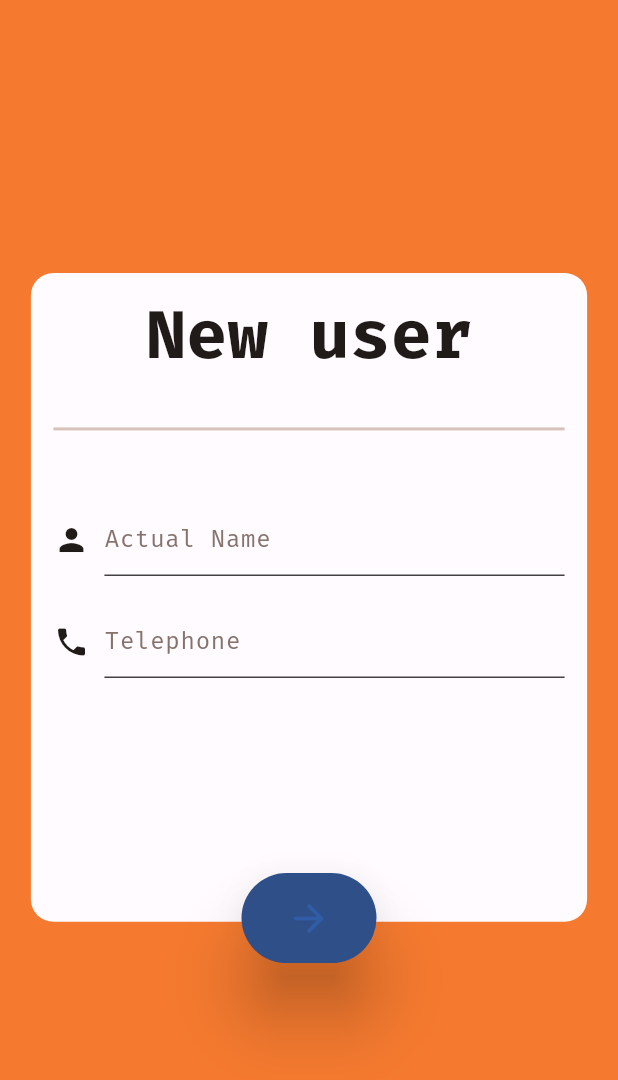
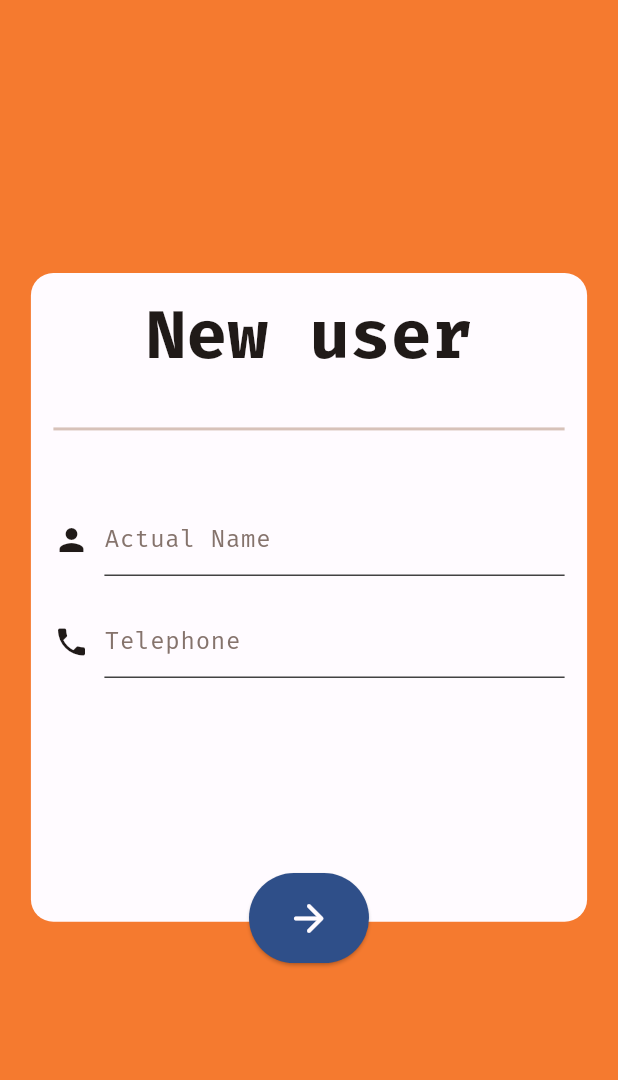
Before and after one commit to Joy-sameza/donjul_mariage, a Flutter app: the AddUser screen opened by its route, on a phone screen of 412 x 824 dp. Shown: the top 1080 px of the screen. Run offline on Flutter 3.47's test engine with Material 3 defaults, Android fonts, the phone set to English and light mode, and no system bars; our stand-ins replace flutter_spinkit, shared_preferences, shimmer; missing offline and left inert: qr_code_scanner; accounts and stored records are empty.

Commit message:
Fixed fetch errors, implemented `edit user` and more...

```diff
--- a/lib/functional_classes/user.dart
+++ b/lib/functional_classes/user.dart
@@ -15,7 +15,7 @@ class User {
       username: json['name'],
       telephone: json['telephone'],
       actualName: json['actual_name'],
-      passwordModified: json['password_modified'] == 1 ? true : false,
+      passwordModified: json['password_modified'] == 1,
     );
   }
 }
--- a/lib/main.dart
+++ b/lib/main.dart
@@ -31,6 +31,8 @@ class MarriageApp extends StatelessWidget {
       DeviceOrientation.portraitDown,
     ]);
 
+    // TODO: Update the userList function of the API on Hostinger so as to also collect the `id` of each user returned
+
     return MaterialApp(
       debugShowCheckedModeBanner: false,
       title: 'Marriage App',
--- a/lib/pages/admin_only/add_user.dart
+++ b/lib/pages/admin_only/add_user.dart
@@ -1,8 +1,11 @@
 import 'package:flutter/foundation.dart';
 import 'package:flutter/material.dart';
 import 'package:marriage_app/functional_classes/post_data.dart';
+import 'package:marriage_app/functional_classes/user.dart';
+import 'package:marriage_app/functions/build_small_button.dart';
 import 'package:marriage_app/functions/snack_bar_method.dart';
 import 'package:marriage_app/config/config.dart';
+import 'package:marriage_app/pages/login.dart';
 import 'package:shared_preferences/shared_preferences.dart';
 
 class AddUser extends StatefulWidget {
@@ -15,6 +18,11 @@ class AddUser extends StatefulWidget {
 class _AddUserState extends State<AddUser> {
   final _formKey = GlobalKey<FormState>();
   late int adminId;
+  late String relativePath;
+  User? user;
+  String? submitAction;
+  ButtonState state = ButtonState.init;
+  bool _isAnimating = true;
 
   String username = '',
       password = '',
@@ -34,11 +42,31 @@ class _AddUserState extends State<AddUser> {
     final Size screenSize = MediaQuery.of(context).size;
     final double snackBarWidth = screenSize.width * 0.75;
     final double formHeight = screenSize.height * 0.525;
-    var appColorScheme = Theme.of(context).colorScheme;
+    final ColorScheme appColorScheme = Theme.of(context).colorScheme;
+
+    bool isLoading = _isAnimating || state == ButtonState.init;
+    bool isDone = state == ButtonState.done;
 
     final routingData = ModalRoute.of(context)!.settings.arguments as Map?;
     if (routingData != null && routingData.containsKey('adminId')) {
       adminId = routingData['adminId'] as int;
+    }
+
+    if (routingData != null &&
+        routingData.containsKey('user') &&
+        routingData.containsKey('submitAction')) {
+      user = routingData['user'] as User;
+      submitAction = routingData['submitAction'] as String;
+    }
+
+    String getActionText() {
+      if (submitAction == 'update') {
+        relativePath = 'update';
+        return 'Edit user';
+      } else {
+        relativePath = 'register';
+        return 'New user';
+      }
     }
 
     return Scaffold(
@@ -62,7 +90,7 @@ class _AddUserState extends State<AddUser> {
                   children: [
                     Center(
                       child: Text(
-                        'New user',
+                        getActionText(),
                         style: TextStyle(
                           fontSize: Theme.of(context)
                               .textTheme
@@ -87,6 +115,7 @@ class _AddUserState extends State<AddUser> {
                       Expanded(
                         child: TextFormField(
                           autovalidateMode: AutovalidateMode.onUserInteraction,
+                          initialValue: user?.actualName,
                           validator: (value) {
                             if (value == null || value.isEmpty) {
                               return 'Please enter the user\'s name in order to register';
@@ -134,6 +163,7 @@ class _AddUserState extends State<AddUser> {
                           child: TextFormField(
                             autovalidateMode:
                                 AutovalidateMode.onUserInteraction,
+                            initialValue: user?.telephone,
                             validator: (value) {
                               if (value == null || value.isEmpty) {
                                 return 'Please enter your telephone number in order to Configuration';
@@ -188,29 +218,66 @@ class _AddUserState extends State<AddUser> {
             alignment: Alignment.bottomCenter,
             height: formHeight + 27.5,
             width: screenSize.width * 0.9,
-            child: ElevatedButton(
-                onPressed: () async {
+            child: AnimatedContainer(
+              duration: const Duration(seconds: 1),
+              curve: Curves.easeIn,
+              alignment: Alignment.bottomCenter,
+              height: formHeight * 1.01,
+              width: state != ButtonState.init
+                  ? screenSize.width * 0.09
+                  : screenSize.width * 0.9,
+              onEnd: () => setState(() => _isAnimating = !_isAnimating),
+              child: isLoading
+                  ? _buildElevatedButton(context, snackBarWidth, appColorScheme)
+                  : buildSmallButton(isDone),
+            ),
+          ),
+        ]),
+      ),
+    );
+  }
+
+  ElevatedButton _buildElevatedButton(
+      BuildContext context, double snackBarWidth, ColorScheme appColorScheme) {
+    return ElevatedButton(
+      onPressed: () => _submitForm(context, snackBarWidth),
+      style: ElevatedButton.styleFrom(
+        backgroundColor: Configuration.mainBlue,
+        shape: const StadiumBorder(),
+        textStyle: const TextStyle(fontSize: 18),
+        minimumSize: const Size(80, 60),
+      ),
+      child: Icon(
+        Icons.arrow_forward_rounded,
+        size: 30,
+        color: appColorScheme.background,
+      ),
+    );
+  }
+
+  // TODO: handle the update of the user
+
+  void _submitForm(BuildContext context, double snackBarWidth) async {
     if (!_formKey.currentState!.validate()) {
       return;
     }
+
     // Unfocused keyboard
     FocusScope.of(context).unfocus();
     _formKey.currentState!.save();
     SharedPreferences prefs = await SharedPreferences.getInstance();
     adminId = prefs.getInt('admin_id') ?? 0;
     PostData send = await PostData.submitData(
-                      relativePath: 'register',
+        relativePath: relativePath,
         actualName: actualName,
         telephone: telephone,
         adminReference: adminId);
     Map<String, dynamic> response = send.data;
-                  if (await response['error'] != null ||
-                      await response['status'] != 201) {
+    if (await response['error'] != null || await response['status'] != 201) {
       // ignore: use_build_context_synchronously
       await snackBarMethod(
         context: context,
-                      response:
-                          await response['message'] ?? await response['error'],
+        response: await response['message'] ?? await response['error'],
         duration: 8,
         width: snackBarWidth,
       );
@@ -221,25 +288,5 @@ class _AddUserState extends State<AddUser> {
     }
     // ignore: use_build_context_synchronously
     Navigator.pushReplacementNamed(context, '/admin/user_list');
-                },
-                style: ButtonStyle(
-                  elevation: MaterialStateProperty.all(20),
-                  padding: MaterialStateProperty.all(
-                      const EdgeInsets.symmetric(vertical: 15, horizontal: 30)),
-                  backgroundColor:
-                      MaterialStateProperty.all(Configuration.mainBlue),
-                  foregroundColor: MaterialStateProperty.all(
-                    Colors.white,
-                  ),
-                  shape: const MaterialStatePropertyAll(
-                    RoundedRectangleBorder(
-                        borderRadius: BorderRadius.all(Radius.circular(100))),
-                  ),
-                ),
-                child: Icon(Icons.arrow_forward_rounded, size: 30, color: appColorScheme.secondary)),
-          ),
-        ]),
-      ),
-    );
   }
 }
--- a/lib/pages/admin_only/admin_user_list.dart
+++ b/lib/pages/admin_only/admin_user_list.dart
@@ -143,8 +143,8 @@ class _UserListState extends State<UserList> {
     SharedPreferences prefs = await SharedPreferences.getInstance();
     int? adminId = prefs.getInt('admin_id');
     GetData getData = GetData();
-    await getData.loadUsers(adminId: adminId);
-    Future.delayed(const Duration(milliseconds: 1500));
+    await getData.loadUsers(adminId: adminId ?? 0);
+    // Future.delayed(const Duration(milliseconds: 1500));
     if (getData.status != 200) {
       setState(() => _isLoading = false);
       setState(() => _errorLoading = true);
```
Also changed, not shown: lib/functional_classes/get_data.dart (+42 -2 lines), lib/functional_classes/post_data.dart (+74 -32 lines), lib/functions/build_small_button.dart (added, +18 -0 lines), lib/pages/admin_only/admin_home.dart (+36 -7 lines), lib/pages/admin_only/admin_user_details.dart (+17 -13 lines), lib/pages/login.dart (+20 -35 lines). Lines whose indentation alone changed are shown as unchanged.
